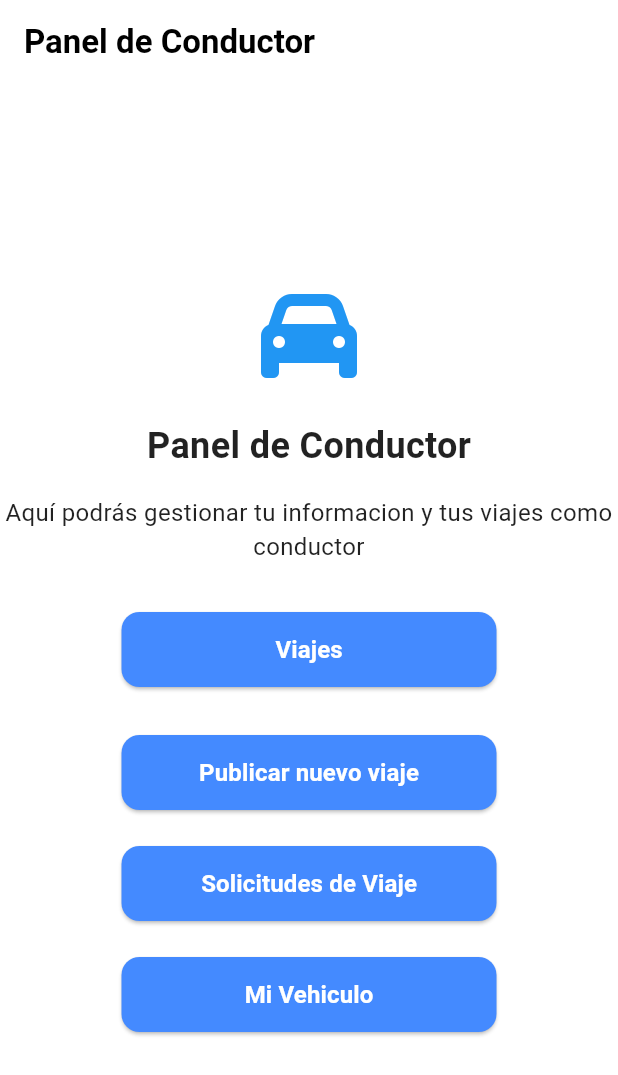
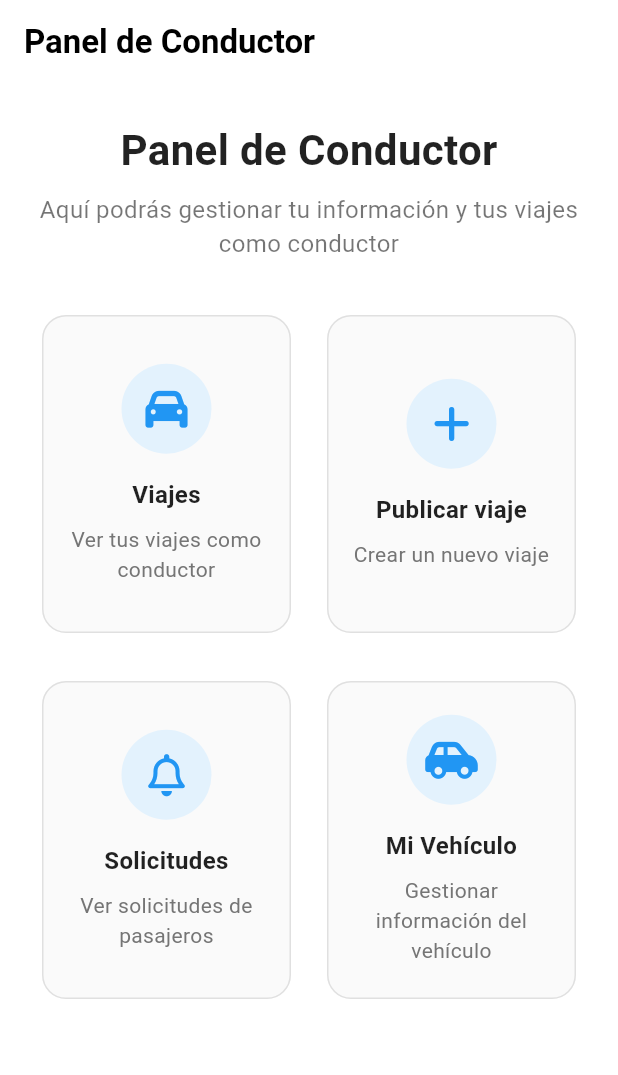
Before and after one commit to JuanFelipeRomero/FreeWheel-Frontend, a Flutter app: the DriverScreen screen opened directly, on a phone screen of 412 x 824 dp. Shown: the top 1075 px of the screen. Run offline on Flutter 3.47's test engine with Material 3 defaults, Android fonts, the phone set to English and light mode, and no system bars; our stand-ins replace file_picker, flutter_dotenv, font_awesome_flutter, google_fonts, image_picker, shared_preferences; accounts and stored records are empty.

Commit message:
refactor: Redesing driver UI

```diff
--- a/lib/presentation/screens/driver_screen.dart
+++ b/lib/presentation/screens/driver_screen.dart
@@ -1,5 +1,3 @@
-// Placeholder for the conductor screen - you'll need to create this
-import 'package:flutter/cupertino.dart';
 import 'package:flutter/material.dart';
 import 'package:font_awesome_flutter/font_awesome_flutter.dart';
 import 'package:freewheel_frontend/presentation/screens/create_trip_screen.dart';
@@ -13,55 +11,54 @@ class DriverScreen extends StatelessWidget {
   Widget build(BuildContext context) {
     return Scaffold(
       appBar: AppBar(title: const Text('Panel de Conductor')),
-      body: Center(
+      body: Padding(
+        padding: const EdgeInsets.all(24.0),
         child: Column(
-          mainAxisAlignment: MainAxisAlignment.center,
+          crossAxisAlignment: CrossAxisAlignment.start,
           children: [
-            const Icon(FontAwesomeIcons.car, size: 64, color: Colors.blue),
-            const SizedBox(height: 24),
-            const Text(
+            Center(
+              child: const Text(
                 'Panel de Conductor',
-              style: TextStyle(fontSize: 24, fontWeight: FontWeight.bold),
+                style: TextStyle(fontSize: 28, fontWeight: FontWeight.bold),
               ),
-            const SizedBox(height: 16),
-            const Text(
-              'Aquí podrás gestionar tu informacion y tus viajes como conductor',
+            ),
+            const SizedBox(height: 8),
+            Center(
+              child: const Text(
+                'Aquí podrás gestionar tu información y tus viajes como conductor',
                 textAlign: TextAlign.center,
-              style: TextStyle(fontSize: 16),
+                style: TextStyle(fontSize: 16, color: Colors.black54),
+              ),
             ),
             const SizedBox(height: 32),
 
-            ElevatedButton(
-              onPressed: () {
+            // First row of cards
+            Row(
+              children: [
+                // Viajes card
+                Expanded(
+                  child: _buildServiceCard(
+                    context,
+                    FontAwesomeIcons.car,
+                    'Viajes',
+                    'Ver tus viajes como conductor',
+                        () {
                       Navigator.push(
                         context,
                         MaterialPageRoute(builder: (context) => DriverTripsScreen()),
                       );
                     },
-              style: ButtonStyle(
-                backgroundColor: MaterialStateProperty.all<Color>(
-                  Colors.blueAccent,
-                ),
-                shape: MaterialStateProperty.all<RoundedRectangleBorder>(
-                  RoundedRectangleBorder(
-                    borderRadius: BorderRadius.circular(12),
                   ),
                 ),
-                minimumSize: MaterialStateProperty.all<Size>(
-                  // Added minimum size like in register screen
-                  const Size(250, 50),
-                ),
-              ),
-              child: const Text(
-                'Viajes',
-                style: TextStyle(fontSize: 16, fontWeight: FontWeight.bold),
-              ),
-            ),
-
-            const SizedBox(height: 32),
-
-            ElevatedButton(
-              onPressed: () {
+                const SizedBox(width: 16),
+                // Publicar viaje card
+                Expanded(
+                  child: _buildServiceCard(
+                    context,
+                    FontAwesomeIcons.plus,
+                    'Publicar viaje',
+                    'Crear un nuevo viaje',
+                        () {
                       Navigator.push(
                         context,
                         MaterialPageRoute(
@@ -69,30 +66,24 @@ class DriverScreen extends StatelessWidget {
                         ),
                       );
                     },
-              style: ButtonStyle(
-                backgroundColor: MaterialStateProperty.all<Color>(
-                  Colors.blueAccent,
-                ),
-                shape: MaterialStateProperty.all<RoundedRectangleBorder>(
-                  RoundedRectangleBorder(
-                    borderRadius: BorderRadius.circular(12),
                   ),
                 ),
-                minimumSize: MaterialStateProperty.all<Size>(
-                  // Added minimum size like in register screen
-                  const Size(250, 50),
-                ),
-              ),
-              child: const Text(
-                'Publicar nuevo viaje',
-                style: TextStyle(fontSize: 16, fontWeight: FontWeight.bold),
-              ),
+              ],
             ),
 
             const SizedBox(height: 24),
 
-            ElevatedButton(
-              onPressed: () {
+            // Second row of cards
+            Row(
+              children: [
+                // Solicitudes card
+                Expanded(
+                  child: _buildServiceCard(
+                    context,
+                    FontAwesomeIcons.bell,
+                    'Solicitudes',
+                    'Ver solicitudes de pasajeros',
+                        () {
                       Navigator.push(
                         context,
                         MaterialPageRoute(
@@ -100,51 +91,84 @@ class DriverScreen extends StatelessWidget {
                         ),
                       );
                     },
-              style: ButtonStyle(
-                backgroundColor: MaterialStateProperty.all<Color>(
-                  Colors.blueAccent,
-                ),
-                shape: MaterialStateProperty.all<RoundedRectangleBorder>(
-                  RoundedRectangleBorder(
-                    borderRadius: BorderRadius.circular(12),
                   ),
                 ),
-                minimumSize: MaterialStateProperty.all<Size>(
-                  const Size(250, 50),
+                const SizedBox(width: 16),
+                // Mi Vehículo card
+                Expanded(
+                  child: _buildServiceCard(
+                    context,
+                    FontAwesomeIcons.carSide,
+                    'Mi Vehículo',
+                    'Gestionar información del vehículo',
+                        () => {print('vehiculos')},
                   ),
                 ),
-              child: const Text(
-                'Solicitudes de Viaje',
-                style: TextStyle(fontSize: 16, fontWeight: FontWeight.bold),
-              ),
-            ),
-
-            const SizedBox(height: 24),
-
-            ElevatedButton(
-              onPressed: () => {print('vehiculos')},
-              style: ButtonStyle(
-                backgroundColor: MaterialStateProperty.all<Color>(
-                  Colors.blueAccent,
-                ),
-                shape: MaterialStateProperty.all<RoundedRectangleBorder>(
-                  RoundedRectangleBorder(
-                    borderRadius: BorderRadius.circular(12),
-                  ),
-                ),
-                minimumSize: MaterialStateProperty.all<Size>(
-                  // Added minimum size like in register screen
-                  const Size(250, 50),
-                ),
-              ),
-              child: const Text(
-                'Mi Vehiculo',
-                style: TextStyle(fontSize: 16, fontWeight: FontWeight.bold),
-              ),
+              ],
             ),
           ],
         ),
       ),
     );
   }
+
+  Widget _buildServiceCard(
+      BuildContext context,
+      IconData icon,
+      String title,
+      String description,
+      VoidCallback onTap,
+      ) {
+    return SizedBox(
+      height: 220, // Fixed height for consistent card size
+      child: Card(
+        elevation: 0,
+        shape: RoundedRectangleBorder(
+          borderRadius: BorderRadius.circular(16),
+          side: BorderSide(color: Colors.grey.shade300, width: 1),
+        ),
+        color: Colors.grey.shade50,
+        child: InkWell(
+          onTap: onTap,
+          borderRadius: BorderRadius.circular(16),
+          child: Padding(
+            padding: const EdgeInsets.all(12.0),
+            child: Column(
+              mainAxisAlignment: MainAxisAlignment.center,
+              children: [
+                Container(
+                  width: 60,
+                  height: 60,
+                  decoration: BoxDecoration(
+                    color: Colors.blue.shade50,
+                    shape: BoxShape.circle,
+                  ),
+                  child: Icon(
+                    icon,
+                    size: 28,
+                    color: Theme.of(context).colorScheme.primary,
+                  ),
+                ),
+                const SizedBox(height: 16),
+                Text(
+                  title,
+                  style: const TextStyle(
+                    fontWeight: FontWeight.bold,
+                    fontSize: 16,
+                  ),
+                  textAlign: TextAlign.center,
+                ),
+                const SizedBox(height: 8),
+                Text(
+                  description,
+                  textAlign: TextAlign.center,
+                  style: TextStyle(fontSize: 14, color: Colors.grey.shade600),
+                ),
+              ],
+            ),
+          ),
+        ),
+      ),
+    );
   }
+}
```
Lines whose indentation alone changed are shown as unchanged.
